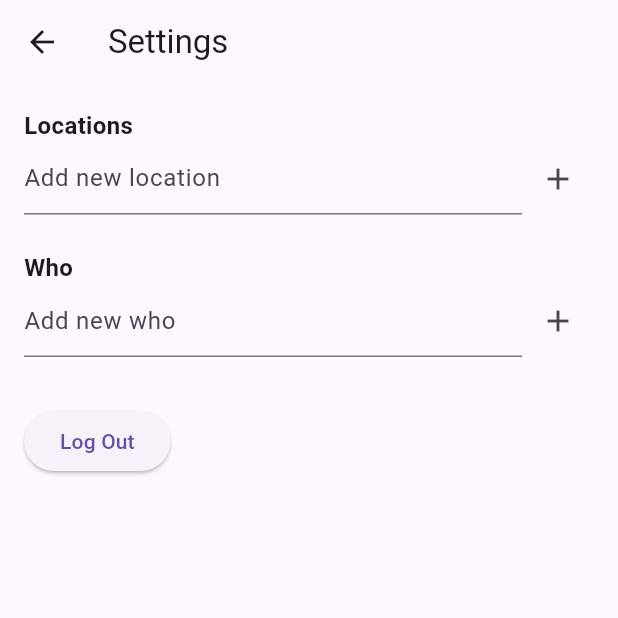
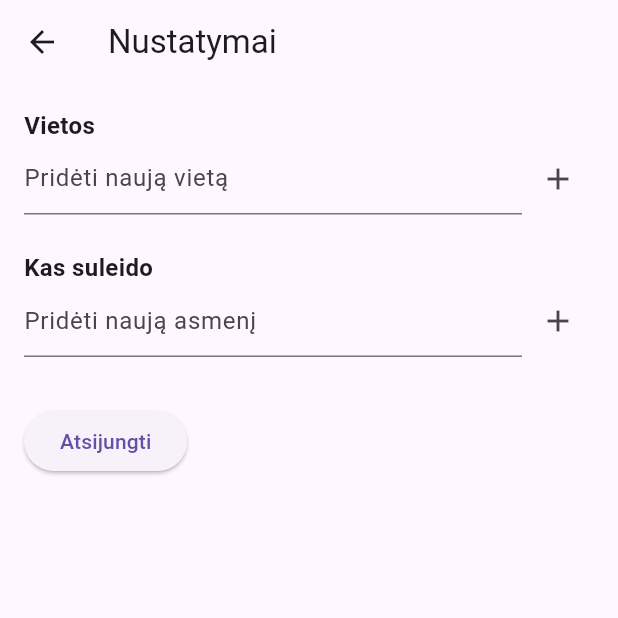
Before and after one commit to dovjonu/fiptracker, a Flutter app: the SettingsTab screen opened directly, on a phone screen of 412 x 824 dp, the top half of it. Run offline on Flutter 3.47's test engine with Material 3 defaults, Android fonts, the light colour scheme and no system bars; our stand-ins replace cloud_firestore, firebase_auth, firebase_core, google_sign_in; accounts and stored records are empty.

```diff
--- a/lib/main.dart
+++ b/lib/main.dart
@@ -1,6 +1,5 @@
 import 'package:flutter/material.dart';
 import 'package:firebase_core/firebase_core.dart';
-import 'package:murkosappsas/screens/overview_tab.dart';
 import 'firebase_options.dart';
 import 'screens/login_screen.dart';
 
--- a/lib/screens/settings_tab.dart
+++ b/lib/screens/settings_tab.dart
@@ -49,7 +49,7 @@ class _SettingsTabState extends State<SettingsTab> {
   @override
   Widget build(BuildContext context) {
     return Scaffold(
-      appBar: AppBar(title: const Text("Settings")),
+      appBar: AppBar(title: const Text("Nustatymai")),
       body: _loading
           ? const Center(child: CircularProgressIndicator())
           : Padding(
@@ -62,7 +62,7 @@ class _SettingsTabState extends State<SettingsTab> {
                       Text(_error!, style: const TextStyle(color: Colors.red)),
                       const SizedBox(height: 16),
                     ],
-                    const Text("Locations", style: TextStyle(fontWeight: FontWeight.bold, fontSize: 16)),
+                    const Text("Vietos", style: TextStyle(fontWeight: FontWeight.bold, fontSize: 16)),
                     ...locations.map((loc) => Row(
                           children: [
                             Expanded(child: Text(loc)),
@@ -80,7 +80,7 @@ class _SettingsTabState extends State<SettingsTab> {
                         Expanded(
                           child: TextField(
                             controller: _newLocationController,
-                            decoration: const InputDecoration(hintText: "Add new location"),
+                            decoration: const InputDecoration(hintText: "Pridėti naują vietą"),
                           ),
                         ),
                         IconButton(
@@ -97,7 +97,7 @@ class _SettingsTabState extends State<SettingsTab> {
                       ],
                     ),
                     const SizedBox(height: 24),
-                    const Text("Who", style: TextStyle(fontWeight: FontWeight.bold, fontSize: 16)),
+                    const Text("Kas suleido", style: TextStyle(fontWeight: FontWeight.bold, fontSize: 16)),
                     ...whoList.map((who) => Row(
                           children: [
                             Expanded(child: Text(who)),
@@ -115,7 +115,7 @@ class _SettingsTabState extends State<SettingsTab> {
                         Expanded(
                           child: TextField(
                             controller: _newWhoController,
-                            decoration: const InputDecoration(hintText: "Add new who"),
+                            decoration: const InputDecoration(hintText: "Pridėti naują asmenį"),
                           ),
                         ),
                         IconButton(
@@ -134,7 +134,7 @@ class _SettingsTabState extends State<SettingsTab> {
                     const SizedBox(height: 32),
                     ElevatedButton(
                       onPressed: _logout,
-                      child: const Text("Log Out"),
+                      child: const Text("Atsijungti"),
                     ),
                   ],
                 ),
```
Also changed, not shown: 2 other files.
